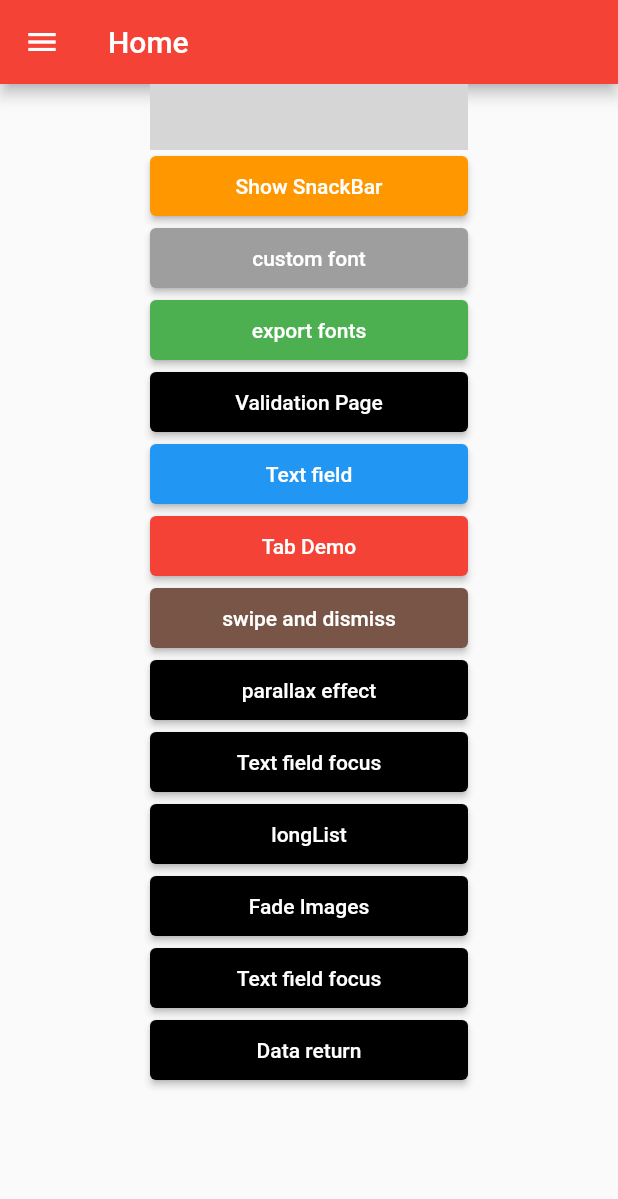
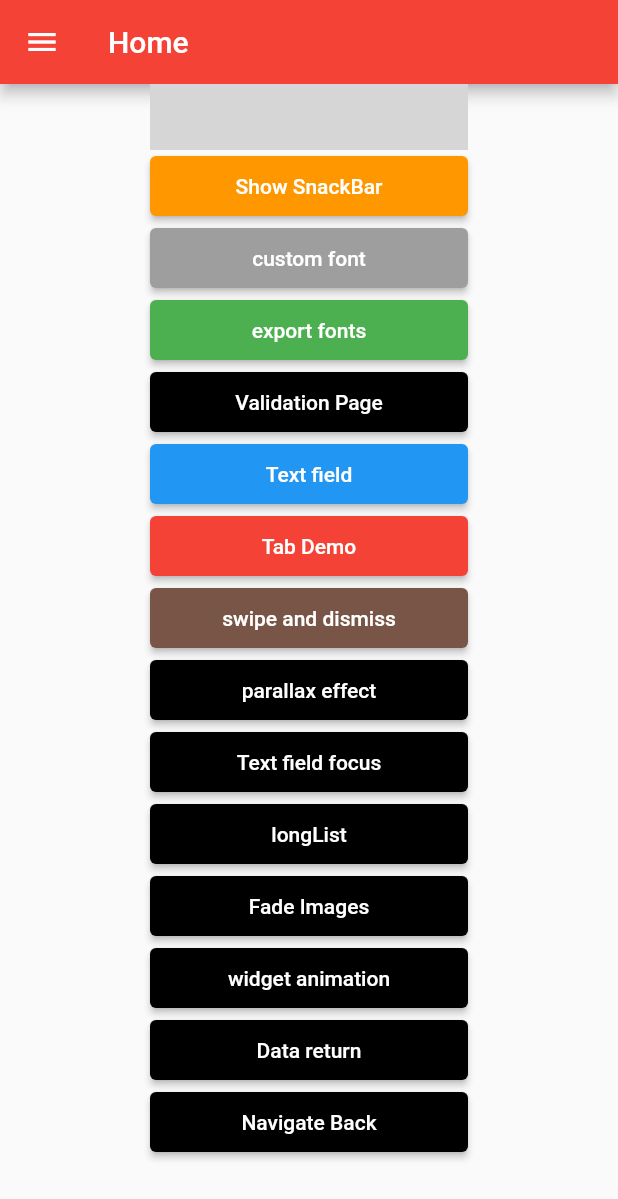
Before and after one commit to vishnu-m-c/cookbooks, a Flutter app: the screen it shows after launch, scrolled down 256 dp, on a phone screen of 412 x 824 dp. Shown: the top 1199 px of the screen. Run offline on Flutter 3.47's test engine with Material 2 defaults, Android fonts, the phone set to English and light mode, and no system bars; network calls fail; grey boxes are pictures that could not be loaded.

```diff
--- a/lib/main.dart
+++ b/lib/main.dart
@@ -13,6 +13,7 @@ import 'package:widgets/longlist.dart';
 import 'package:widgets/fadeimages.dart';
 import 'package:widgets/widgetAnimation.dart';
 import 'package:widgets/datareturn.dart';
+import 'package:widgets/navigation.dart';
 void main() {
   runApp(
       MaterialApp(home: const Home()
@@ -158,7 +159,7 @@ class Home extends StatelessWidget {
           ElevatedButton(
             style: ElevatedButton.styleFrom(fixedSize: Size(200, 40),
                 primary: Colors.black),
-            child: Text("Text field focus"),
+            child: Text("widget animation"),
             onPressed:(){
               Navigator.push(
                 context,
@@ -174,6 +175,17 @@ class Home extends StatelessWidget {
               Navigator.push(
                 context,
                 MaterialPageRoute(builder: (context) => const DataReturn()),
+              );
+            },
+          ),
+          ElevatedButton(
+            style: ElevatedButton.styleFrom(fixedSize: Size(200, 40),
+                primary: Colors.black),
+            child: Text("Navigate Back"),
+            onPressed:(){
+              Navigator.push(
+                context,
+                MaterialPageRoute(builder: (context) => const navigateWith()),
               );
             },
           ),
```
Also changed, not shown: lib/navigation.dart (added, +49 -0 lines).
